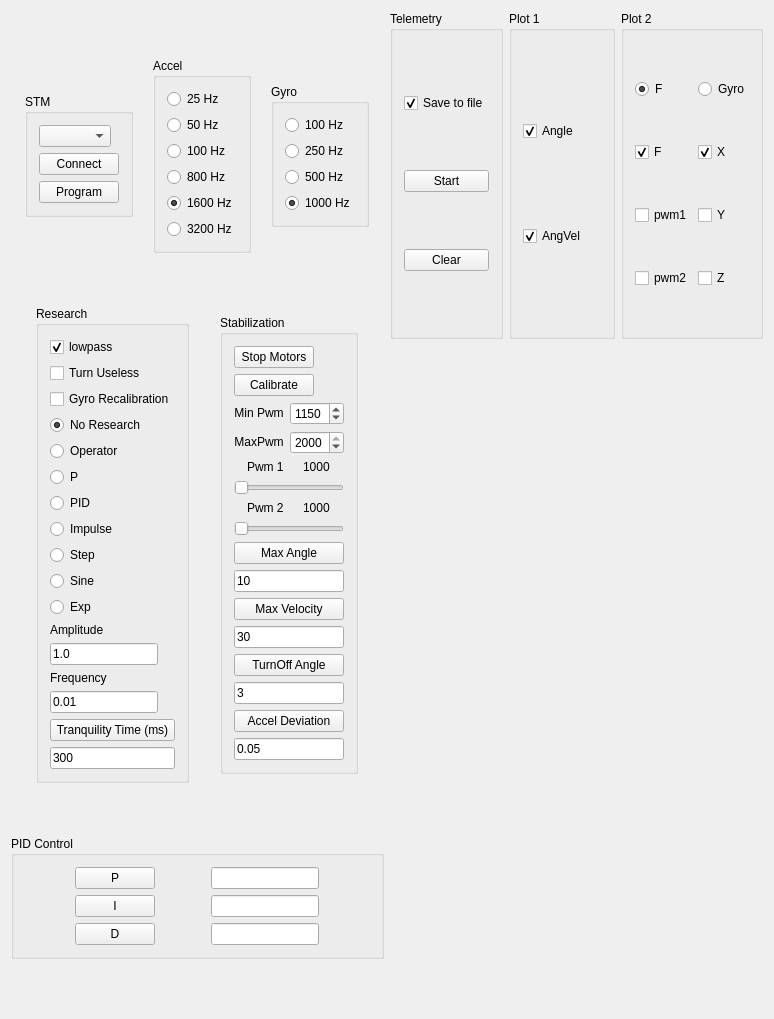
Qt form Logger/BoardConsole/BoardConsole/boardconsole.ui (VlagaPalych/Stable) before a commit.
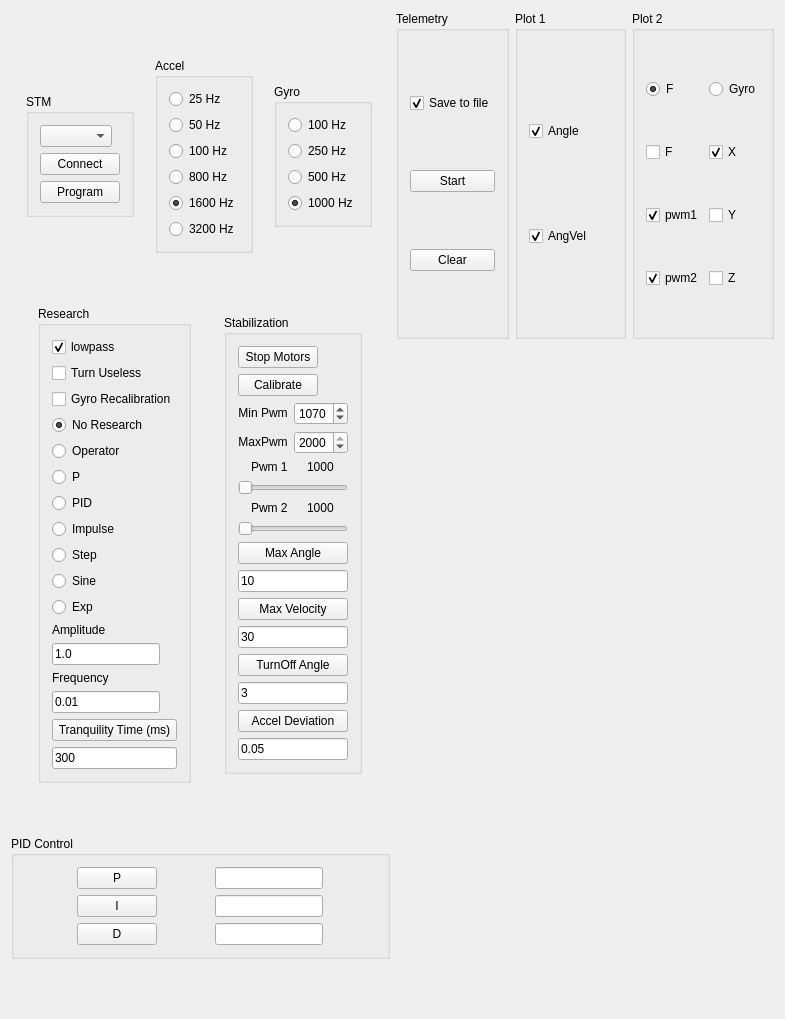
The same form after that commit. Custom widgets are drawn as their Qt base class.

The edit to the form file:
```diff
--- a/Logger/BoardConsole/BoardConsole/boardconsole.ui
+++ b/Logger/BoardConsole/BoardConsole/boardconsole.ui
@@ -6,7 +6,7 @@
    <rect>
     <x>0</x>
     <y>0</y>
-    <width>774</width>
+    <width>785</width>
     <height>1019</height>
    </rect>
   </property>
@@ -420,7 +420,7 @@
                <number>2000</number>
               </property>
               <property name="value">
-               <number>1150</number>
+               <number>1070</number>
               </property>
              </widget>
             </item>
@@ -800,7 +800,7 @@
                <string>F</string>
               </property>
               <property name="checked">
-               <bool>true</bool>
+               <bool>false</bool>
               </property>
              </widget>
             </item>
@@ -810,7 +810,7 @@
                <string>pwm1</string>
               </property>
               <property name="checked">
-               <bool>false</bool>
+               <bool>true</bool>
               </property>
              </widget>
             </item>
@@ -820,7 +820,7 @@
                <string>pwm2</string>
               </property>
               <property name="checked">
-               <bool>false</bool>
+               <bool>true</bool>
               </property>
              </widget>
             </item>
```
